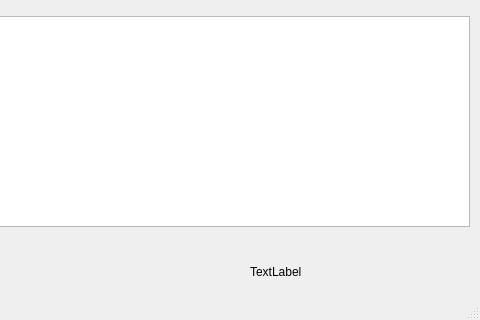
Before: the Qt Designer form src/ui-qt-yoyek/mainwindow.ui in ptroja/mrrocpp, drawn with Qt 5; both pictures show x 520 to 1000 and y 283 to 603 of the 1000 by 603 pixel window.
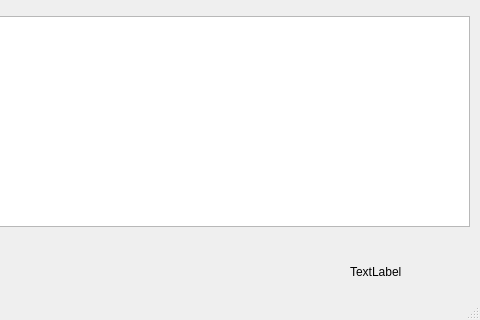
After: the same form once the commit is applied.

Commit message: ui-qt notification flag implementation finished

Diff of the .ui file:
```diff
--- a/src/ui-qt-yoyek/mainwindow.ui
+++ b/src/ui-qt-yoyek/mainwindow.ui
@@ -59,9 +59,9 @@
    <widget class="QLabel" name="notification_label">
     <property name="geometry">
      <rect>
-      <x>770</x>
+      <x>870</x>
       <y>520</y>
-      <width>221</width>
+      <width>121</width>
       <height>31</height>
      </rect>
     </property>
```
The commit also changes 3 other files.
